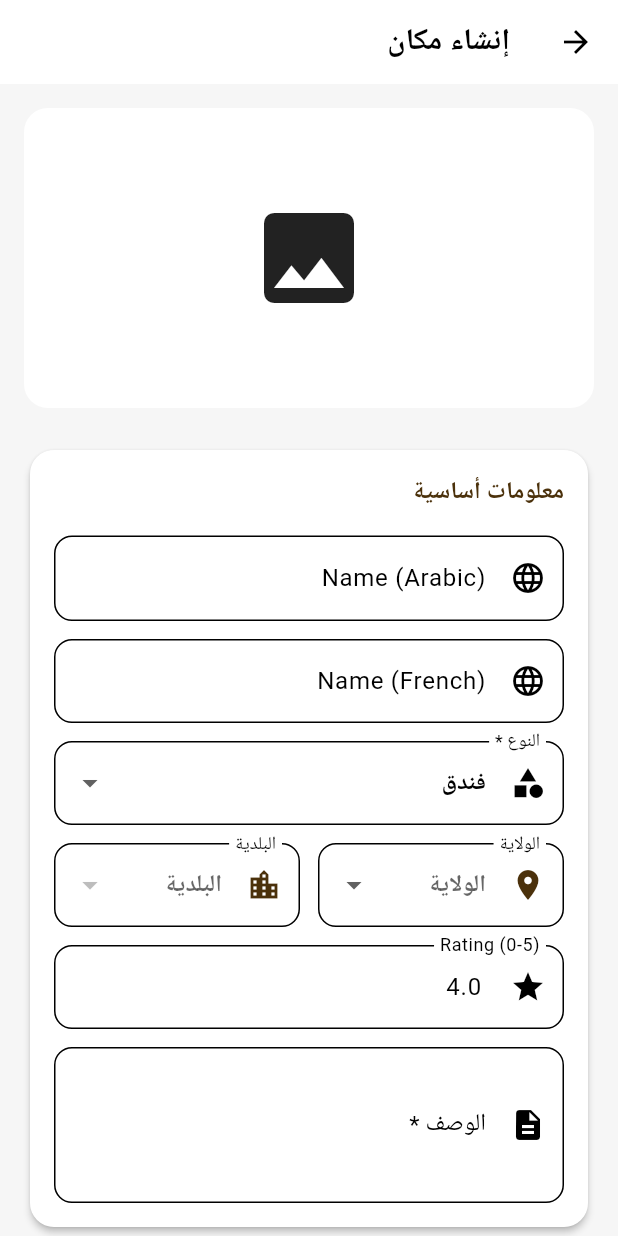
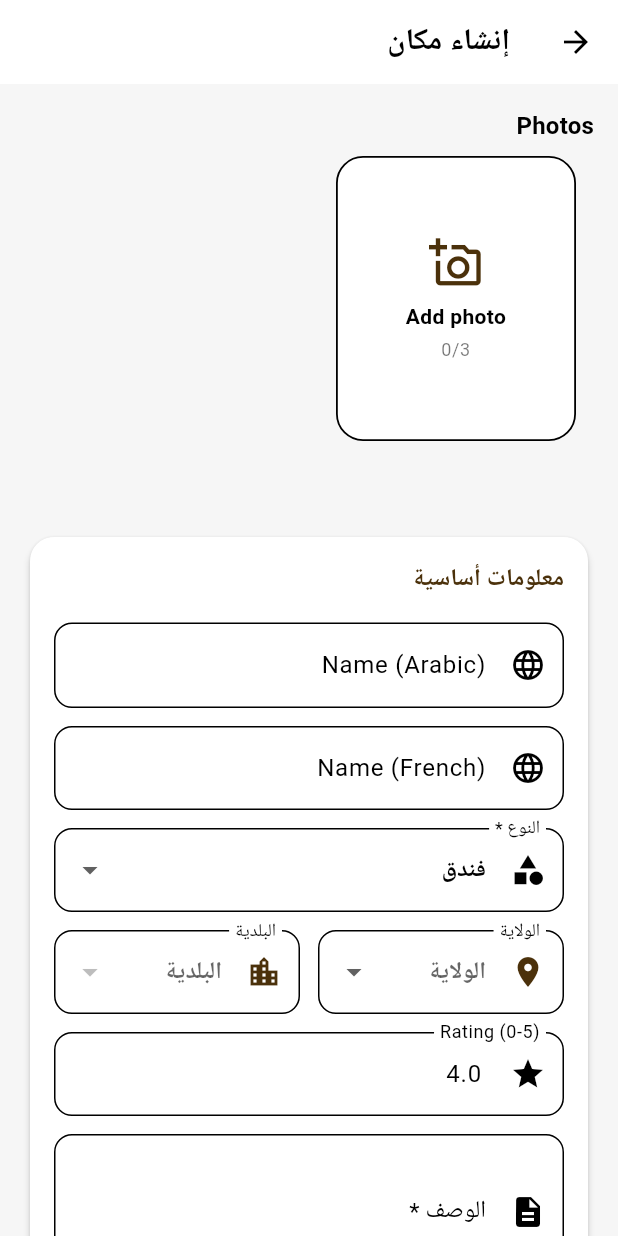
Before and after one commit to zaki-mj/traditio, a Flutter app: the PlaceFormPage screen opened directly, on a phone screen of 412 x 824 dp. Run offline on Flutter 3.47's test engine with Material 3 defaults, Android fonts, the phone set to English and light mode, and no system bars; our stand-ins replace cloud_firestore, firebase_auth, firebase_core, firebase_storage, image_picker, shared_preferences; accounts and stored records are empty.

Commit message:
adding images locally

```diff
--- a/lib/models/place.dart
+++ b/lib/models/place.dart
@@ -65,6 +65,7 @@ class PointOfInterest {
 
   // Media
   final String? imageUrl;
+  final List<String>? imageUrls;
 
   // Timestamps (useful for sorting/filtering)
   final DateTime? createdAt;
@@ -85,6 +86,7 @@ class PointOfInterest {
     required this.phone,
     required this.email,
     this.imageUrl,
+    this.imageUrls,
     this.description,
     this.locationLink,
     this.facebookLink,
@@ -114,6 +116,7 @@ class PointOfInterest {
       'instagram_link': instagramLink,
       'tiktok_link': tiktokLink,
       'image_url': imageUrl,
+      'image_urls': imageUrls,
       'created_at': createdAt?.toIso8601String(),
       'updated_at': updatedAt?.toIso8601String(),
       'recommended': recommended,
@@ -137,6 +140,7 @@ class PointOfInterest {
       phone: map['phone'] as String,
       email: map['email'] as String,
       imageUrl: map['image_url'] as String?,
+      imageUrls: map['image_urls'] != null ? List<String>.from(map['image_urls']) : null,
       description: map['description'] as String?,
       locationLink: map['location_link'] as String?,
       facebookLink: map['facebook_link'] as String?,
--- a/lib/pages/place_form_page.dart
+++ b/lib/pages/place_form_page.dart
@@ -1,9 +1,10 @@
 import 'package:flutter/material.dart';
-// removed unused import: flutter/services
 import '../services/firebase_services.dart';
 import 'package:traditional_gems/services/location_services.dart';
 import '../models/place.dart';
 import '../l10n/app_localizations.dart';
+import 'dart:io';
+import 'package:image_picker/image_picker.dart';
 
 class PlaceFormPage extends StatefulWidget {
   // Accept a PointOfInterest for editing, null when creating new
@@ -46,6 +47,9 @@ class _PlaceFormPageState extends State<PlaceFormPage> {
   List<Map<String, dynamic>> cities = [];
   bool isLoadingStates = true;
 
+  final ImagePicker _imagePicker = ImagePicker();
+  List<File> _selectedImages = [];
+
   @override
   void initState() {
     super.initState();
@@ -71,6 +75,16 @@ class _PlaceFormPageState extends State<PlaceFormPage> {
     _tiktokController = TextEditingController();
 
     _loadStates();
+  }
+
+  Future<void> _pickImages() async {
+    final List<XFile> pickedFiles = await _imagePicker.pickMultiImage(imageQuality: 85);
+
+    if (pickedFiles.isEmpty) return;
+
+    setState(() {
+      _selectedImages = pickedFiles.take(3).map((xfile) => File(xfile.path)).toList();
+    });
   }
 
   Future<void> _loadStates() async {
@@ -235,23 +249,119 @@ class _PlaceFormPageState extends State<PlaceFormPage> {
       body: ListView(
         padding: const EdgeInsets.all(16.0),
         children: [
-          // Image Preview
+          Column(
+            crossAxisAlignment: CrossAxisAlignment.start,
+            children: [
+              Text('Photos', style: theme.textTheme.titleMedium?.copyWith(fontWeight: FontWeight.bold)),
+              const SizedBox(height: 8),
+              SizedBox(
+                height: 190,
+                child: ListView(
+                  scrollDirection: Axis.horizontal,
+                  children: [
+                    // Existing selected images
+                    ..._selectedImages.asMap().entries.map((entry) {
+                      final index = entry.key;
+                      final file = entry.value;
+
+                      return Padding(
+                        padding: const EdgeInsets.only(right: 12),
+                        child: Stack(
+                          children: [
+                            Container(
+                              width: 160,
+                              decoration: BoxDecoration(
+                                borderRadius: BorderRadius.circular(18),
+                                boxShadow: [BoxShadow(color: Colors.black.withOpacity(0.12), blurRadius: 8, offset: const Offset(0, 4))],
+                              ),
+                              child: ClipRRect(
+                                borderRadius: BorderRadius.circular(18),
+                                child: Image.file(file, fit: BoxFit.cover, height: 190),
+                              ),
+                            ),
+
+                            // Remove button
+                            Positioned(
+                              top: 8,
+                              right: 8,
+                              child: InkWell(
+                                onTap: () {
+                                  setState(() {
+                                    _selectedImages.removeAt(index);
+                                  });
+                                },
+                                borderRadius: BorderRadius.circular(20),
+                                child: Container(
+                                  padding: const EdgeInsets.all(6),
+                                  decoration: BoxDecoration(color: Colors.black.withOpacity(0.65), shape: BoxShape.circle),
+                                  child: const Icon(Icons.close, size: 18, color: Colors.white),
+                                ),
+                              ),
+                            ),
+
+                            // Main image badge
+                            if (index == 0)
+                              Positioned(
+                                bottom: 8,
+                                left: 8,
+                                child: Container(
+                                  padding: const EdgeInsets.symmetric(horizontal: 10, vertical: 4),
+                                  decoration: BoxDecoration(color: theme.colorScheme.primary, borderRadius: BorderRadius.circular(20)),
+                                  child: Text(
+                                    'Main',
+                                    style: theme.textTheme.labelSmall?.copyWith(color: theme.colorScheme.onPrimary, fontWeight: FontWeight.bold),
+                                  ),
+                                ),
+                              ),
+                          ],
+                        ),
+                      );
+                    }),
+
+                    // Add image card (only if < 3)
+                    if (_selectedImages.length < 3)
+                      GestureDetector(
+                        onTap: _pickImages,
+                        child: Container(
+                          width: 160,
+                          margin: const EdgeInsets.only(right: 12),
+                          decoration: BoxDecoration(
+                            borderRadius: BorderRadius.circular(18),
+                            border: Border.all(color: theme.dividerColor, width: 1.2),
+                            color: theme.colorScheme.surfaceContainerHighest,
+                          ),
+                          child: Column(
+                            mainAxisAlignment: MainAxisAlignment.center,
+                            children: [
+                              Icon(Icons.add_a_photo_outlined, size: 36, color: theme.colorScheme.primary),
+                              const SizedBox(height: 8),
+                              Text('Add photo', style: theme.textTheme.bodyMedium?.copyWith(fontWeight: FontWeight.w600)),
+                              const SizedBox(height: 4),
+                              Text('${_selectedImages.length}/3', style: theme.textTheme.bodySmall),
+                            ],
+                          ),
+                        ),
+                      ),
+                  ],
+                ),
+              ),
+            ],
+          ),
+          const SizedBox(height: 12),
+
+          // Legacy Image URL Preview (COMPATIBILITY)
           if (_imageUrlController.text.isNotEmpty)
             ClipRRect(
-              borderRadius: const BorderRadius.only(bottomLeft: Radius.circular(16), bottomRight: Radius.circular(16)),
+              borderRadius: BorderRadius.circular(16),
               child: Image.network(
                 _imageUrlController.text,
-                height: 200,
+                height: 160,
                 fit: BoxFit.cover,
-                errorBuilder: (c, e, s) => Container(height: 200, color: theme.colorScheme.surfaceContainerHighest, child: const Icon(Icons.image, size: 80)),
+                errorBuilder: (c, e, s) => Container(height: 160, color: theme.colorScheme.surfaceContainerHighest, child: const Icon(Icons.image, size: 64)),
               ),
-            )
-          else
-            Container(
-              height: 200,
-              decoration: BoxDecoration(color: theme.colorScheme.surfaceContainerHighest, borderRadius: BorderRadius.circular(16)),
-              child: const Icon(Icons.image, size: 80),
             ),
+          const SizedBox(height: 24),
+
           const SizedBox(height: 24),
 
           // Basic Info Card
--- a/lib/services/firebase_services.dart
+++ b/lib/services/firebase_services.dart
@@ -1,4 +1,6 @@
 import 'package:cloud_firestore/cloud_firestore.dart';
+import 'package:firebase_storage/firebase_storage.dart';
+
 import '../models/place.dart';
 
 class Dummy {
--- a/pubspec.yaml
+++ b/pubspec.yaml
@@ -17,6 +17,8 @@ dependencies:
   cloud_firestore: ^6.1.0
   shared_preferences: ^2.0.18
   firebase_auth: ^6.1.2
+  firebase_storage: ^13.0.5
+  image_picker: ^1.2.1
 
 
 
```
Also changed, not shown: pubspec.lock, 1 other file.
